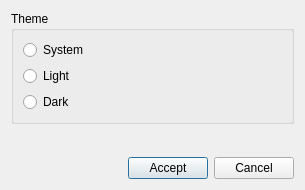
Qt form settingsdialog.ui (EduardZherdiev/PowerSubstationMonitoring) before a commit.
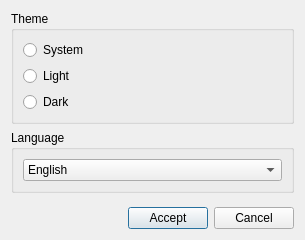
The same form after that commit.

Patch:
```diff
--- a/settingsdialog.ui
+++ b/settingsdialog.ui
@@ -7,7 +7,7 @@
     <x>0</x>
     <y>0</y>
     <width>305</width>
-        <height>190</height>
+     <height>240</height>
    </rect>
   </property>
   <property name="windowTitle">
@@ -44,6 +44,35 @@
      </layout>
     </widget>
    </item>
+   <item>
+    <widget class="QGroupBox" name="languageGroupBox">
+     <property name="title">
+      <string>Language</string>
+     </property>
+     <layout class="QHBoxLayout" name="languageLayout">
+      <item>
+       <widget class="QComboBox" name="languageComboBox">
+        <item>
+         <property name="text">
+          <string>English</string>
+         </property>
+         <property name="userData">
+          <string>en</string>
+         </property>
+        </item>
+        <item>
+         <property name="text">
+          <string>Ukrainian</string>
+         </property>
+         <property name="userData">
+          <string>uk</string>
+         </property>
+        </item>
+       </widget>
+      </item>
+     </layout>
+    </widget>
+   </item>
    <item>
     <spacer name="verticalSpacer">
      <property name="orientation">
```
Lines whose indentation alone changed are shown as unchanged.
